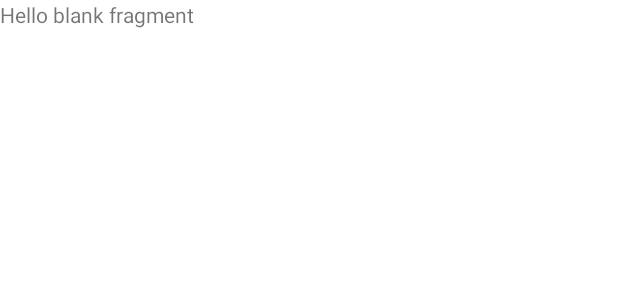
After one commit to Duarte-K/easy-pay, an Android app: the layout fragment_pay_option.xml on its own in the app's theme, with its tools: preview values and no code run, on a phone screen of 412 x 824 dp. The commit adds this screen. Shown: the top 300 px of the screen. Run offline under Robolectric (Android 15) with nearby library versions, the phone set to English and light mode, and no system bars.

Commit message:
Escolha das cores, temas, strings principais e fontes usadas

```diff
--- a/app/build.gradle
+++ b/app/build.gradle
@@ -32,6 +32,7 @@ dependencies {
     implementation 'androidx.appcompat:appcompat:1.4.0'
     implementation 'com.google.android.material:material:1.4.0'
     implementation 'androidx.constraintlayout:constraintlayout:2.1.2'
+    implementation 'androidx.legacy:legacy-support-v4:1.0.0'
     testImplementation 'junit:junit:4.+'
     androidTestImplementation 'androidx.test.ext:junit:1.1.3'
     androidTestImplementation 'androidx.test.espresso:espresso-core:3.4.0'
--- a/app/src/main/AndroidManifest.xml
+++ b/app/src/main/AndroidManifest.xml
@@ -1,11 +1,11 @@
 <?xml version="1.0" encoding="utf-8"?>
 <manifest xmlns:android="http://schemas.android.com/apk/res/android"
     package="com.example.easypay">
-
+    <uses-permission android:name="android.permission.INTERNET" />
+    <uses-permission android:name="android.permission.ACCESS_NETWORK_STATE" />
     <application
         android:allowBackup="true"
         android:icon="@mipmap/ic_launcher"
-        android:label="@string/app_name"
         android:roundIcon="@mipmap/ic_launcher_round"
         android:supportsRtl="true"
         android:theme="@style/Theme.EasyPay">
--- a/app/src/main/java/com/example/easypay/MainActivity.java
+++ b/app/src/main/java/com/example/easypay/MainActivity.java
@@ -10,5 +10,7 @@ public class MainActivity extends AppCompatActivity {
     protected void onCreate(Bundle savedInstanceState) {
         super.onCreate(savedInstanceState);
         setContentView(R.layout.activity_main);
+
+
     }
 }
--- /dev/null
+++ b/app/src/main/res/layout/fragment_pay_option.xml
@@ -0,0 +1,14 @@
+<?xml version="1.0" encoding="utf-8"?>
+<FrameLayout xmlns:android="http://schemas.android.com/apk/res/android"
+    xmlns:tools="http://schemas.android.com/tools"
+    android:layout_width="match_parent"
+    android:layout_height="match_parent"
+    tools:context=".fragments.PayOptionFragment">
+
+    <!-- TODO: Update blank fragment layout -->
+    <TextView
+        android:layout_width="match_parent"
+        android:layout_height="match_parent"
+        android:text="@string/hello_blank_fragment" />
+
+</FrameLayout>
--- a/app/src/main/res/values-night/themes.xml
+++ b/app/src/main/res/values-night/themes.xml
@@ -1,14 +1,14 @@
 <resources xmlns:tools="http://schemas.android.com/tools">
     <!-- Base application theme. -->
-    <style name="Theme.EasyPay" parent="Theme.MaterialComponents.DayNight.DarkActionBar">
+    <style name="Theme.EasyPay" parent="Theme.MaterialComponents.DayNight.NoActionBar">
         <!-- Primary brand color. -->
-        <item name="colorPrimary">@color/purple_200</item>
-        <item name="colorPrimaryVariant">@color/purple_700</item>
-        <item name="colorOnPrimary">@color/black</item>
+        <item name="colorPrimary">@color/primary</item>
+        <item name="colorPrimaryVariant">@color/primary_dark</item>
+        <item name="colorOnPrimary">@color/white</item>
         <!-- Secondary brand color. -->
-        <item name="colorSecondary">@color/teal_200</item>
-        <item name="colorSecondaryVariant">@color/teal_200</item>
-        <item name="colorOnSecondary">@color/black</item>
+        <item name="colorSecondary">@color/secondary</item>
+        <item name="colorSecondaryVariant">@color/secondary_dark</item>
+        <item name="colorOnSecondary">@color/white</item>
         <!-- Status bar color. -->
         <item name="android:statusBarColor" tools:targetApi="l">?attr/colorPrimaryVariant</item>
         <!-- Customize your theme here. -->
--- a/app/src/main/res/values/colors.xml
+++ b/app/src/main/res/values/colors.xml
@@ -7,4 +7,9 @@
     <color name="teal_700">#FF018786</color>
     <color name="black">#FF000000</color>
     <color name="white">#FFFFFFFF</color>
+    <color name="primary">#6DF2B1</color>
+    <color name="primary_dark">#3AA671</color>
+    <color name="secondary">#F44731</color>
+    <color name="secondary_dark">#A82816</color>
+
 </resources>
--- a/app/src/main/res/values/themes.xml
+++ b/app/src/main/res/values/themes.xml
@@ -1,14 +1,14 @@
 <resources xmlns:tools="http://schemas.android.com/tools">
     <!-- Base application theme. -->
-    <style name="Theme.EasyPay" parent="Theme.MaterialComponents.DayNight.DarkActionBar">
+    <style name="Theme.EasyPay" parent="Theme.MaterialComponents.DayNight.NoActionBar">
         <!-- Primary brand color. -->
-        <item name="colorPrimary">@color/purple_500</item>
-        <item name="colorPrimaryVariant">@color/purple_700</item>
+        <item name="colorPrimary">@color/primary</item>
+        <item name="colorPrimaryVariant">@color/primary_dark</item>
         <item name="colorOnPrimary">@color/white</item>
         <!-- Secondary brand color. -->
-        <item name="colorSecondary">@color/teal_200</item>
-        <item name="colorSecondaryVariant">@color/teal_700</item>
-        <item name="colorOnSecondary">@color/black</item>
+        <item name="colorSecondary">@color/secondary</item>
+        <item name="colorSecondaryVariant">@color/secondary_dark</item>
+        <item name="colorOnSecondary">@color/white</item>
         <!-- Status bar color. -->
         <item name="android:statusBarColor" tools:targetApi="l">?attr/colorPrimaryVariant</item>
         <!-- Customize your theme here. -->
```
Also changed, not shown: app/src/main/java/com/example/easypay/fragments/PayOptionFragment.java (added, +26 -0 lines), app/src/main/java/com/example/easypay/fragments/ValueFragment.java (added, +26 -0 lines), app/src/main/res/layout/activity_main.xml (+38 -5 lines), app/src/main/res/layout/fragment_value.xml (added, +14 -0 lines), app/src/main/res/values/strings.xml (+7 -0 lines), app/src/main/res/font/montserrat_semibold.ttf (added), app/src/main/res/font/pacifico.ttf (added).
